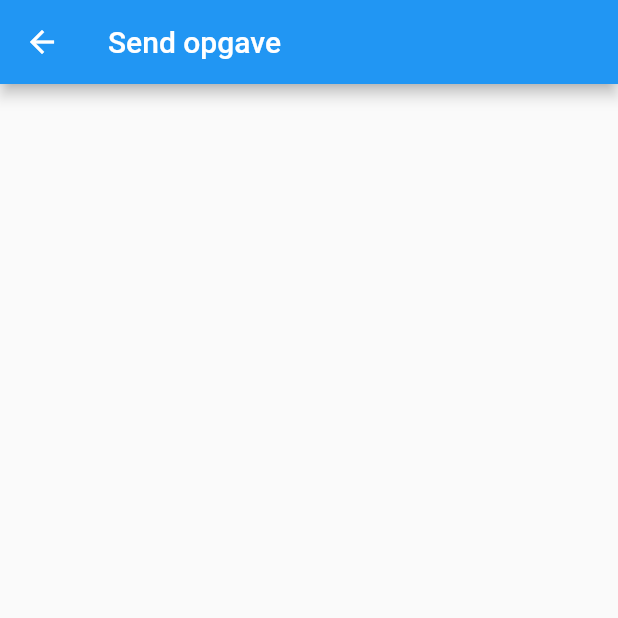
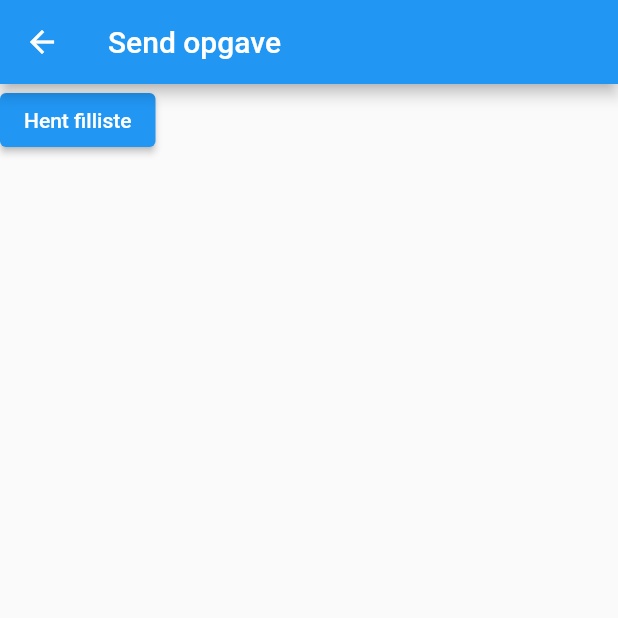
Before and after one commit to davidlamhauge/b7, a Flutter app: the screen it shows after launch, after a tap on "Send opgave/aktivitet", on a phone screen of 412 x 824 dp, the top half of it. Run offline on Flutter 3.47's test engine with Material 2 defaults, Android fonts, the light colour scheme and no system bars; missing offline and left inert: flutter_osm_plugin.

Commit message:
Filelist showing in dialog, when button is pressed

```diff
--- a/lib/send/send_task.dart
+++ b/lib/send/send_task.dart
@@ -10,44 +10,77 @@ class SendTask extends StatefulWidget {
 }
 
 class _SendTaskState extends State<SendTask> {
+
   String directory = '';
   List<String> strList = [];
   List<String> filNavne = [];
+  String alertText = '';
 
-  void filNavneList() {
-    String txt = '';
-    for (int i = 0; i < strList.length; i++) {
-      if (strList[i].endsWith('b7')) {
-        List<String> filNavn = strList[i].split('/');
-        filNavne.add(filNavn.last);
-      }
+  // this works!
+  void _createAlertText() {
+    alertText = '';
+    for (var txt in filNavne) {
+      List<String> tmp = txt.split('/');
+      alertText += '${tmp.last}\n';
     }
   }
 
+  // this works!
+  void filNavneList() {
+    filNavne.clear();
+    for (var txt in strList) {
+      if (txt.endsWith('b7')) {
+        filNavne.add('$txt\n');
+      }
+    }
+//    print('Filnavne: $filNavne Antal: ${filNavne.length}');
+  }
+
+  // this works
   Future<void> getDir() async {
+    strList.clear();
     final directory = await getApplicationDocumentsDirectory();
     await for (var entity
         in directory.list(recursive: true, followLinks: false)) {
       strList.add(entity.path);
     }
+//    print('dir: $strList Antal: ${strList.length}');
+  }
+
+  void _lateInit() async {
+    await getDir();
+    filNavneList();
+    _createAlertText();
   }
 
   @override
   void initState() {
     // TODO: implement initState
     super.initState();
-    getDir();
-    filNavneList();
   }
 
   @override
   Widget build(BuildContext context) {
+    _lateInit();
     return Scaffold(
       appBar: AppBar(
         title: const Text('Send opgave'),
       ),
-      body: const Column(
-        children: [],
+      body: Column(
+        children: [
+          ElevatedButton(
+              onPressed: () {
+                showDialog(
+                    context: context,
+                    builder: (context){
+                      return AlertDialog(
+                        content: Text(alertText),
+                      );
+                    });
+              },
+              child: const Text('Hent filliste'),
+          )
+        ],
       ),
     );
   }
```
